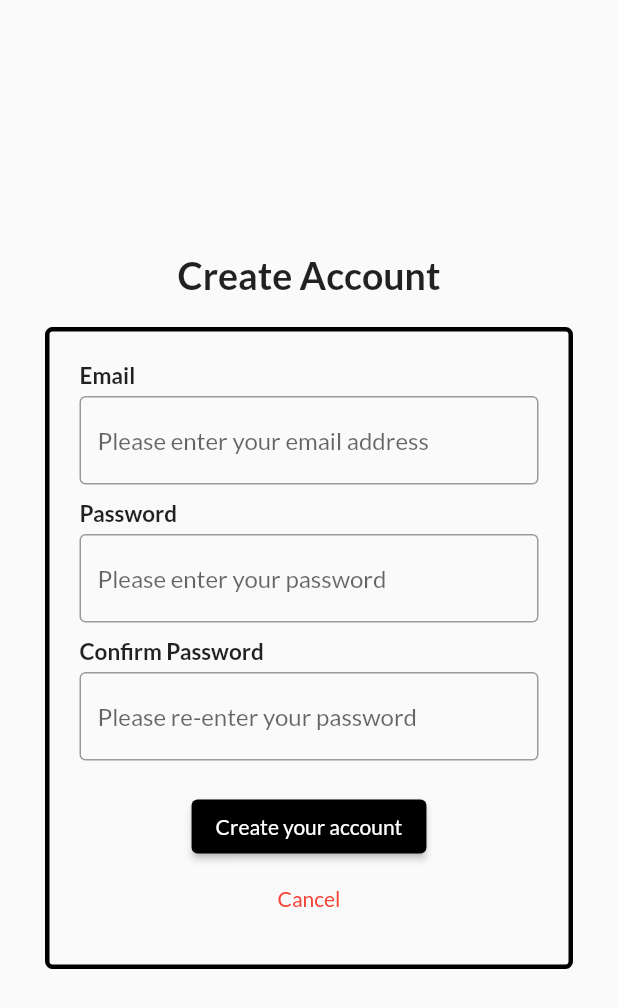
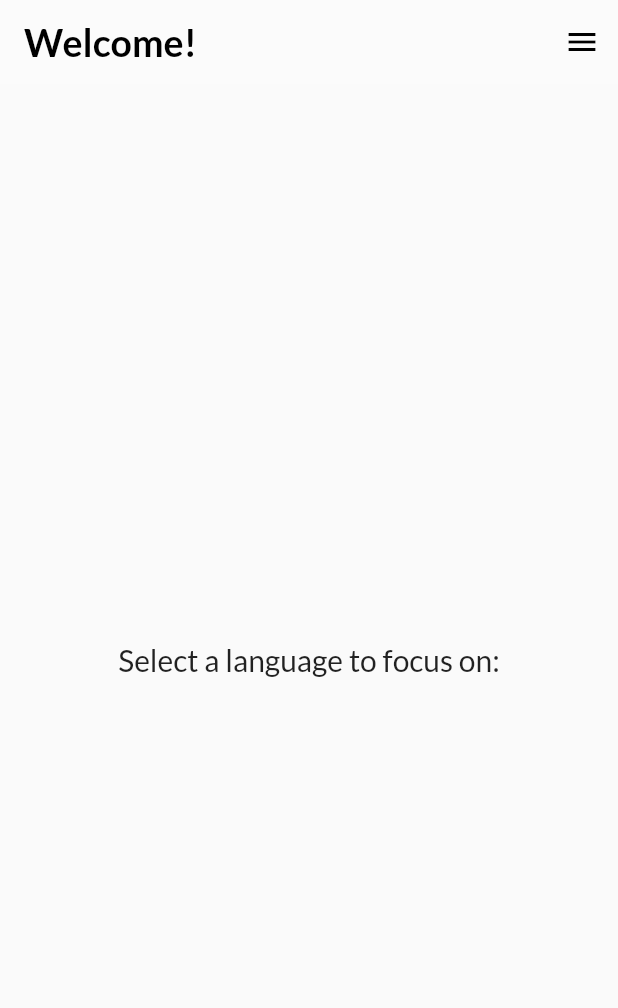
Before and after one commit to NathanaelMartinez/Language-Archive-Language-Learning, a Flutter app: the CreateAccountScreen screen opened directly, after a tap on "Create your account", on a phone screen of 412 x 824 dp. Shown: the top 1008 px of the screen. Run offline on Flutter 3.47's test engine with Material 2 defaults, Android fonts, the phone set to English and light mode, and no system bars.

Commit message:
Edited UI + Updated Screens
Made the UI consistent for both home/login screen and create account screen. Added landscape mode for the create account screen. Begun design for selection screen.

```diff
--- a/lib/screens/create_account_screen.dart
+++ b/lib/screens/create_account_screen.dart
@@ -1,4 +1,5 @@
 import 'package:flutter/material.dart';
+import 'selection_screen.dart';
 
 class CreateAccountScreen extends StatefulWidget  {
   @override
@@ -9,14 +10,6 @@ class _CreateAccountScreenState extends State<CreateAccountScreen>  {
   @override
   Widget build(BuildContext context)  {
     return Scaffold(
-      /*
-      appBar: AppBar(
-        centerTitle: false,
-        backgroundColor: Colors.white10,
-        iconTheme: IconThemeData(color: Colors.black),
-        elevation: 0
-      ),
-      */
       body: OrientationBuilder(
         builder: (context, orientation) {
           if (orientation == Orientation.portrait)  {
@@ -42,7 +35,7 @@ class _CreateAccountScreenState extends State<CreateAccountScreen>  {
             ),
           ),
           Container(
-            margin: const EdgeInsets.only(left: 30, right: 30, bottom: 10, top: 20),
+            margin: const EdgeInsets.only(left: 30, right: 30, bottom: 10, top: 30),
             padding: const EdgeInsets.all(20),
             decoration: BoxDecoration(
               border: Border.all(
@@ -53,73 +46,45 @@ class _CreateAccountScreenState extends State<CreateAccountScreen>  {
             ),
             child: Column(
               children: [
-                Align(
-                  alignment: Alignment.centerLeft,
-                  child: Container(
-                    child: Text(
-                      'Email',
-                      style: TextStyle(
-                        fontSize: 15,
-                        fontWeight: FontWeight.w700
-                      ),
-                    ),
-                  ),
-                ),
-                const SizedBox(height: 5),
                 TextField(
                     decoration: InputDecoration(
                     border: OutlineInputBorder(),
+                    labelText: 'Email',
                     hintText: 'Please enter your email address'
                   ),
                 ),
                 const SizedBox(height: 10),
-                Align(
-                  alignment: Alignment.centerLeft,
-                  child: Container(
-                    child: Text(
-                      'Password',
-                      style: TextStyle(
-                        fontSize: 15,
-                        fontWeight: FontWeight.w700
-                      ),
-                    ),
-                  ),
-                ),
-                const SizedBox(height: 5),
                 TextField(
                     decoration: InputDecoration(
                     border: OutlineInputBorder(),
+                    labelText: 'Password',
                     hintText: 'Please enter your password'
                   ),
                 ),
                 const SizedBox(height: 10),
-                Align(
-                  alignment: Alignment.centerLeft,
-                  child: Container(
-                    child: Text(
-                      'Confirm Password',
-                      style: TextStyle(
-                        fontSize: 15,
-                        fontWeight: FontWeight.w700
-                      ),
-                    ),
-                  ),
-                ),
-                const SizedBox(height: 5),
                 TextField(
                     decoration: InputDecoration(
                     border: OutlineInputBorder(),
+                    labelText: 'Confirm Password',
                     hintText: 'Please re-enter your password'
                   ),
                 ),
                 const SizedBox(height: 20),
+                Row(
+                  mainAxisAlignment: MainAxisAlignment.center,
+                  children: [
                     ElevatedButton(
                       style: ElevatedButton.styleFrom(
                         foregroundColor: Colors.white,
                         backgroundColor: Colors.black
                       ),
-                  // TODO: Create Selection Screen
-                  onPressed: () { },
+                      // TODO: Will need to update for Auth0 login
+                      onPressed: () {
+                        Navigator.push(
+                          context,
+                          MaterialPageRoute(builder: ((context) => SelectionScreen())),
+                        );
+                      },
                       child: const Text('Create your account')
                     ),
                     TextButton(
@@ -133,6 +98,8 @@ class _CreateAccountScreenState extends State<CreateAccountScreen>  {
                         )
                       )
                     )
+                  ],
+                ),
               ]
             )
           ),
@@ -143,7 +110,123 @@ class _CreateAccountScreenState extends State<CreateAccountScreen>  {
 
   Widget _landscapeModeCreateAccount()  {
     return Center(
-      child: Text('In Development...')
+      child: ListView(
+        children: [
+          SizedBox(height: 20),
+          // Title
+          ListTile(
+            title: Center(
+              child: const Text(
+                'Create Account',
+                style: TextStyle(
+                  fontSize: 25,
+                  fontWeight: FontWeight.w700
+                ),
+              ),
+            )
+          ),
+          // Entry Container
+          // TODO: Implement form later on
+          ListTile(
+            title: Container(
+              margin: const EdgeInsets.only(left: 30, right: 30, bottom: 10, top: 20),
+              padding: const EdgeInsets.all(30),
+              decoration: BoxDecoration(
+                border: Border.all(
+                  color: Colors.black,
+                  width: 3
+                ),
+                borderRadius: BorderRadius.all(Radius.circular(5))
+              ),
+              child: Column(
+                children: [
+                  // Email entry box
+                  Row(
+                    children: [
+                      Expanded(
+                        child: TextField(
+                          decoration: InputDecoration(
+                            border: OutlineInputBorder(),
+                            labelText: 'Email',
+                            hintText: 'Please enter your email address'
+                          ),
+                        ),
+                      )
+                    ],
+                  ),
+                  const SizedBox(height: 10),
+                  // Password entry box
+                  Row(
+                    children: [
+                      Expanded(
+                        child: TextField(
+                          decoration: InputDecoration(
+                            border: OutlineInputBorder(),
+                            labelText: 'Password',
+                            hintText: 'Please enter your password'
+                          ),
+                        ),
+                      )
+                    ],
+                  ),
+                  const SizedBox(height: 10),
+                  // Confirm password confirmation box
+                  Row(
+                    children: [
+                      Expanded(
+                        child: TextField(
+                          decoration: InputDecoration(
+                            border: OutlineInputBorder(),
+                            labelText: 'Confirm Password',
+                            hintText: 'Please re-enter your password'
+                          ),
+                        ),
+                      )
+                    ],
+                  ),
+                  const SizedBox(height: 20),
+                  // Buttons
+                  Row(
+                    mainAxisAlignment: MainAxisAlignment.center,
+                    children: [
+                      Expanded(
+                        child: ElevatedButton(
+                          style: ElevatedButton.styleFrom(
+                            foregroundColor: Colors.white,
+                            backgroundColor: Colors.black
+                          ),
+                          // TODO: Will need to update for Auth0 sign in
+                          onPressed: () {
+                            Navigator.push(
+                              context,
+                              MaterialPageRoute(builder: ((context) => SelectionScreen())),
+                            );
+                          },
+                          child: const Text('Create your account')
+                        ),
+                      ),
+                      Expanded(
+                        child: TextButton(
+                          onPressed: () {
+                            Navigator.pop(context);
+                          },
+                          child: const Text(
+                            'Cancel',
+                            style: TextStyle(
+                              color: Colors.red
+                            )
+                          )
+                        )
+                      )
+                    ],
+                  )
+                ]
+              ),
+            )
+          ),
+          SizedBox(height: 10)
+        ],
+      ),
     );
   }
 }
--- a/lib/screens/selection_screen.dart
+++ b/lib/screens/selection_screen.dart
@@ -0,0 +1,81 @@
+import 'package:cs467_language_learning_app/screens/home_login_screen.dart';
+import 'package:flutter/material.dart';
+
+class SelectionScreen extends StatefulWidget  {
+  @override
+  State<SelectionScreen> createState() => _SelectionScreenState();
+}
+
+class _SelectionScreenState extends State<SelectionScreen>  {
+  @override
+  Widget build(BuildContext context)  {
+    return Scaffold(
+      appBar: AppBar(
+        title: const Text(
+          'Welcome!',
+          style: TextStyle(
+            color: Colors.black,
+            fontWeight: FontWeight.w700,
+            fontSize: 25
+          ),
+        ),
+        automaticallyImplyLeading: false,
+        centerTitle: false,
+        backgroundColor: Colors.white10,
+        iconTheme: IconThemeData(color: Colors.black),
+        elevation: 0
+      ),
+      endDrawer: Drawer(
+        child: ListView(
+          children: [
+            // Logout button
+            // TODO: Need to update routing
+            ListTile(
+              title: const Text('Log Out'),
+              onTap: () {
+                Navigator.pop(context);
+              },
+            )
+          ],
+        )
+      ),
+      body: OrientationBuilder(
+        builder: (context, orientation) {
+          if (orientation == Orientation.portrait)  {
+            return _portraitModeSelectionScreen();
+          } else  {
+            return _landscapeModeSelectionScreen();
+          }
+        }
+      ),
+    );
+  }
+
+  Widget _portraitModeSelectionScreen() {
+    return Center(
+      child: Column(
+        mainAxisAlignment: MainAxisAlignment.center,
+        children: [
+          const Text(
+            'Select a language to focus on:',
+            style: TextStyle(
+              fontSize: 20,
+              fontWeight: FontWeight.w500
+            ),
+          ),
+          Form(
+            child: Column(
+              children: [
+
+              ],
+            )
+          )
+        ],
+      )
+    );
+  }
+
+  Widget _landscapeModeSelectionScreen() {
+    return Center(child: Text('landscape'));
+  }
+}
```
Also changed, not shown: lib/screens/home_login_screen.dart (+19 -10 lines). Lines whose indentation alone changed are shown as unchanged.
